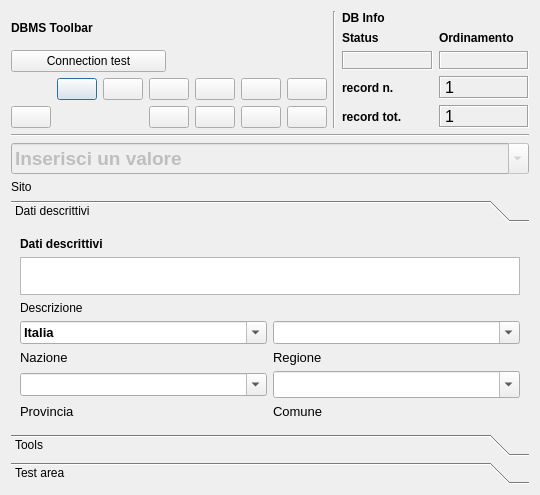
pyarchinit/pyarchinit_218, file pyarchinit_dev20130710/modules/gui/pyarchinit_Site_ui.ui: the form before one commit.
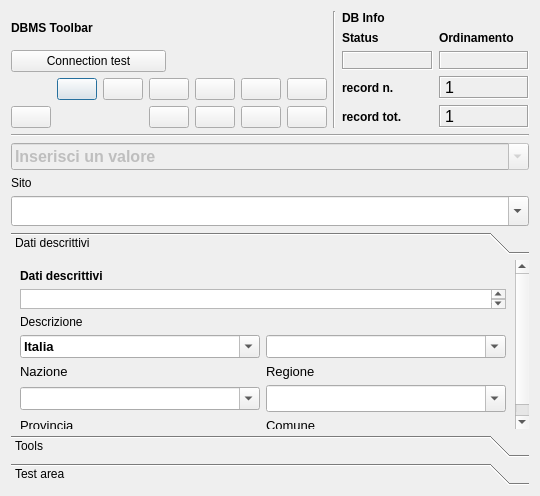
The form after the commit. Icons and pictures are not drawn.

```diff
--- a/pyarchinit_dev20130710/modules/gui/pyarchinit_Site_ui.ui
+++ b/pyarchinit_dev20130710/modules/gui/pyarchinit_Site_ui.ui
@@ -7,7 +7,7 @@
     <x>0</x>
     <y>0</y>
     <width>540</width>
-    <height>495</height>
+    <height>496</height>
    </rect>
   </property>
   <property name="minimumSize">
@@ -508,9 +508,21 @@
          <property name="enabled">
           <bool>false</bool>
          </property>
+         <property name="minimumSize">
+          <size>
+           <width>0</width>
+           <height>0</height>
+          </size>
+         </property>
+         <property name="maximumSize">
+          <size>
+           <width>16777215</width>
+           <height>30</height>
+          </size>
+         </property>
          <property name="font">
           <font>
-           <pointsize>14</pointsize>
+           <pointsize>12</pointsize>
            <weight>75</weight>
            <bold>true</bold>
           </font>
@@ -541,6 +553,28 @@
          </property>
         </widget>
        </item>
+       <item>
+        <widget class="QComboBox" name="comboBox_definizione_sito">
+         <property name="enabled">
+          <bool>true</bool>
+         </property>
+         <property name="minimumSize">
+          <size>
+           <width>0</width>
+           <height>30</height>
+          </size>
+         </property>
+         <property name="maximumSize">
+          <size>
+           <width>16777215</width>
+           <height>30</height>
+          </size>
+         </property>
+         <property name="editable">
+          <bool>true</bool>
+         </property>
+        </widget>
+       </item>
        <item>
         <widget class="QToolBox" name="toolBox">
          <property name="currentIndex">
@@ -551,8 +585,8 @@
            <rect>
             <x>0</x>
             <y>0</y>
-            <width>518</width>
-            <height>202</height>
+            <width>501</width>
+            <height>183</height>
            </rect>
           </property>
           <attribute name="label">
```
